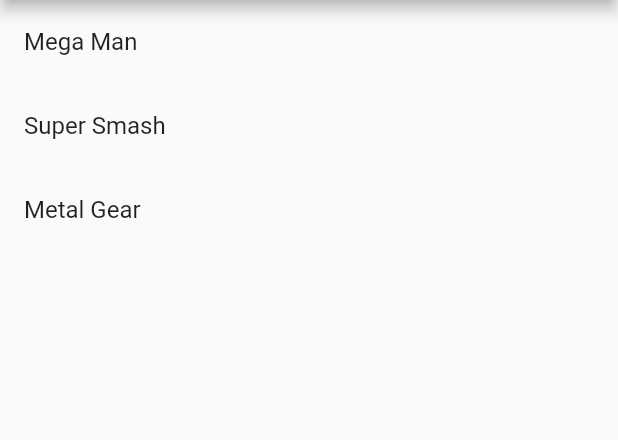
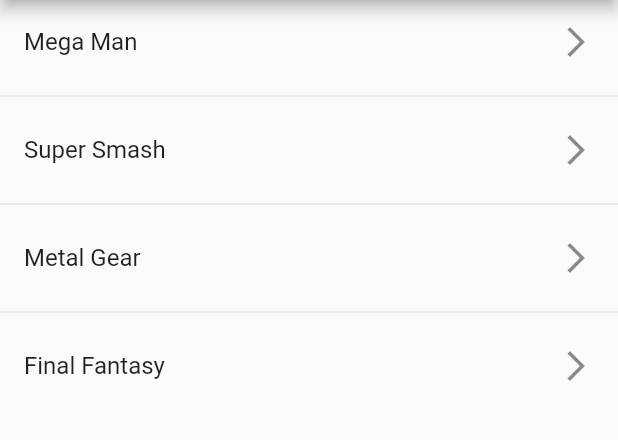
Before and after one commit to FrancoPagnotta/Flutter_Components, a Flutter app: the screen it shows after launch, on a phone screen of 412 x 824 dp, the part 84-524 px from its top. Run offline on Flutter 3.47's test engine with Material 2 defaults, Android fonts, the phone set to English and light mode, and no system bars.

Commit message:
feat: create list view 2 screen with separator builder

```diff
--- a/lib/main.dart
+++ b/lib/main.dart
@@ -1,5 +1,6 @@
-import 'package:components/screens/listview1_screen.dart';
+// import 'package:components/screens/listview1_screen.dart';
 import 'package:flutter/material.dart';
+import 'package:components/screens/listview2_screen.dart';
 
 void main() => runApp(const MyApp());
 
@@ -11,7 +12,8 @@ class MyApp extends StatelessWidget {
     return const MaterialApp(
       debugShowCheckedModeBanner: false,
       title: 'Material App',
-      home: ListView1Screen(),
+      // home: ListView1Screen(),
+      home: ListView2Screen(),
     );
   }
 }
--- /dev/null
+++ b/lib/screens/listview2_screen.dart
@@ -0,0 +1,29 @@
+import 'package:flutter/material.dart';
+
+class ListView2Screen extends StatelessWidget {
+  final options = const [
+    'Mega Man',
+    'Super Smash',
+    'Metal Gear',
+    'Final Fantasy'
+  ];
+
+  const ListView2Screen({Key? key}) : super(key: key);
+
+  @override
+  Widget build(BuildContext context) {
+    return Scaffold(
+      appBar: AppBar(
+        title: const Text('List View 1'),
+      ),
+      body: ListView.separated(
+        itemCount: options.length,
+        itemBuilder: ((context, index) => ListTile(
+              title: Text(options[index]),
+              trailing: const Icon(Icons.arrow_forward_ios),
+            )),
+        separatorBuilder: (_, __) => const Divider(),
+      ),
+    );
+  }
+}
```
